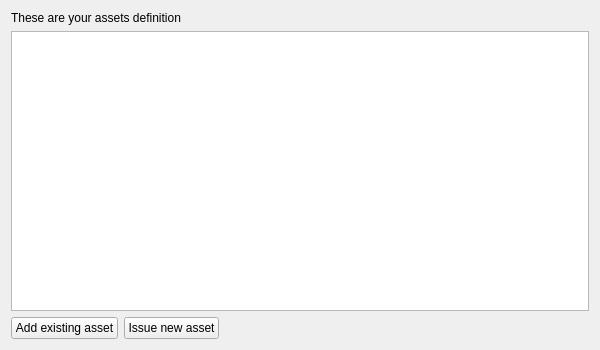
Above: ui/forms/assetspage.ui from chromaway/ngcccbase before the change. Below: the same form after it.
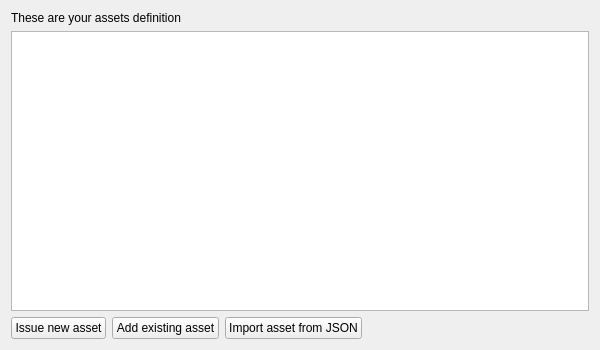
That is the form after the change. Icons and pictures are not drawn.

Commit message: add export and import asset definition to/from JSON

What changed in the file:
```diff
--- a/ui/forms/assetspage.ui
+++ b/ui/forms/assetspage.ui
@@ -43,17 +43,6 @@
    </item>
    <item>
     <layout class="QHBoxLayout" name="horizontalLayout">
-     <item>
-      <widget class="QPushButton" name="btnAddExistingAsset">
-       <property name="text">
-        <string>Add existing asset</string>
-       </property>
-       <property name="icon">
-        <iconset>
-         <normaloff>../icons/add.png</normaloff>../icons/add.png</iconset>
-       </property>
-      </widget>
-     </item>
      <item>
       <widget class="QPushButton" name="btnAddNewAsset">
        <property name="text">
@@ -65,6 +54,28 @@
        </property>
       </widget>
      </item>
+     <item>
+      <widget class="QPushButton" name="btnAddExistingAsset">
+       <property name="text">
+        <string>Add existing asset</string>
+       </property>
+       <property name="icon">
+        <iconset>
+         <normaloff>../icons/add.png</normaloff>../icons/add.png</iconset>
+       </property>
+      </widget>
+     </item>
+     <item>
+      <widget class="QPushButton" name="btnImportAssetFromJSON">
+       <property name="text">
+        <string>Import asset from JSON</string>
+       </property>
+       <property name="icon">
+        <iconset>
+         <normaloff>../icons/add.png</normaloff>../icons/add.png</iconset>
+       </property>
+      </widget>
+     </item>
      <item>
       <spacer name="horizontalSpacer">
        <property name="orientation">
```
Left out of the diff: 8 changed lines with no effect on the pictures. The commit also changes 4 other files.
